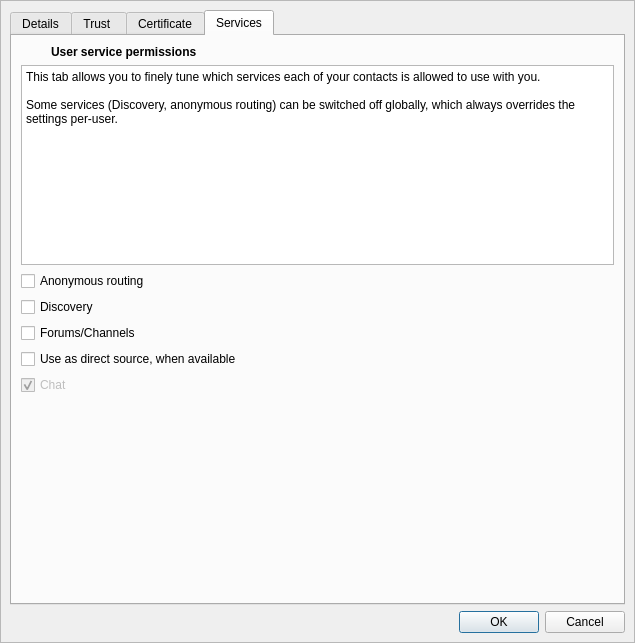
Before: the Qt Designer form retroshare-gui/src/gui/connect/ConfCertDialog.ui in RetroShare/RetroShare, drawn with Qt 5.
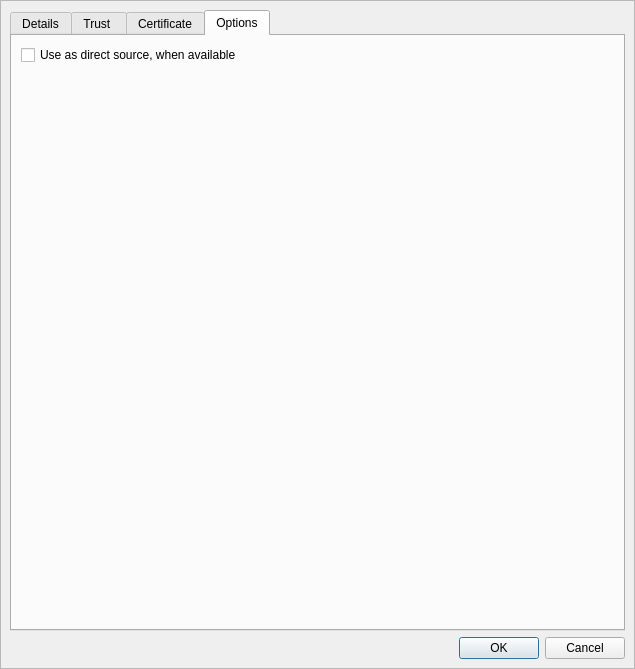
After: the same form once the commit is applied. The open tabs and pages were chosen to show the change. Icons and pictures are not drawn. Custom widgets are drawn as their Qt base class.

Commit message: removed all permission system. Kept the use-as-direct-source option.

```diff
--- a/retroshare-gui/src/gui/connect/ConfCertDialog.ui
+++ b/retroshare-gui/src/gui/connect/ConfCertDialog.ui
@@ -7,7 +7,7 @@
     <x>0</x>
     <y>0</y>
     <width>635</width>
-    <height>643</height>
+    <height>669</height>
    </rect>
   </property>
   <property name="windowTitle">
@@ -810,84 +810,23 @@
            <normaloff>:/images/admin-16.png</normaloff>:/images/admin-16.png</iconset>
          </attribute>
          <attribute name="title">
-          <string>Services</string>
+          <string>Options</string>
          </attribute>
          <layout class="QGridLayout" name="gridLayout">
-          <item row="0" column="0">
-           <widget class="QLabel" name="label_7">
-            <property name="maximumSize">
+          <item row="1" column="0" colspan="2">
+           <spacer name="verticalSpacer_4">
+            <property name="orientation">
+             <enum>Qt::Vertical</enum>
+            </property>
+            <property name="sizeHint" stdset="0">
              <size>
-              <width>24</width>
-              <height>24</height>
+              <width>20</width>
+              <height>196</height>
              </size>
             </property>
-            <property name="text">
-             <string/>
-            </property>
-            <property name="pixmap">
-             <pixmap resource="../images.qrc">:/images/admin-24.png</pixmap>
-            </property>
-           </widget>
+           </spacer>
           </item>
-          <item row="0" column="1">
-           <widget class="StyledLabel" name="servicePermissionsLabel">
-            <property name="font">
-             <font>
-              <weight>75</weight>
-              <bold>true</bold>
-             </font>
-            </property>
-            <property name="text">
-             <string>User service permissions</string>
-            </property>
-           </widget>
-          </item>
-          <item row="1" column="0" colspan="2">
-           <widget class="QPlainTextEdit" name="servicePermissionsInfoLabel">
-            <property name="readOnly">
-             <bool>true</bool>
-            </property>
-            <property name="plainText">
-             <string>This tab allows you to finely tune which services each of your contacts is allowed to use with you.
-
-Some services (Discovery, anonymous routing) can be switched off globally, which always overrides the settings per-user.</string>
-            </property>
-            <property name="overwriteMode">
-             <bool>false</bool>
-            </property>
-           </widget>
-          </item>
-          <item row="2" column="0" colspan="2">
-           <widget class="QCheckBox" name="_anonymous_routing_CB">
-            <property name="toolTip">
-             <string>&lt;html&gt;&lt;head/&gt;&lt;body&gt;&lt;p align=&quot;justify&quot;&gt;Disabling anonymous routing will suppress all sending/retrieval of tunnel and anonymous search requests from/to this user. This user will not be able to transfer anonymously through you.&lt;/p&gt;&lt;p align=&quot;justify&quot;&gt;For a global switch, go to the server configuration panel.&lt;/p&gt;&lt;/body&gt;&lt;/html&gt;</string>
-            </property>
-            <property name="text">
-             <string>Anonymous routing</string>
-            </property>
-           </widget>
-          </item>
-          <item row="3" column="0" colspan="2">
-           <widget class="QCheckBox" name="_discovery_CB">
-            <property name="toolTip">
-             <string>&lt;html&gt;&lt;head/&gt;&lt;body&gt;&lt;p align=&quot;justify&quot;&gt;Disabling discovery removes the sending of public keys of your own friends to this user. Discovery information from this friend will be dropped as well.&lt;/p&gt;&lt;p align=&quot;justify&quot;&gt;For a global switch, go to the server configuration panel.&lt;/p&gt;&lt;/body&gt;&lt;/html&gt;</string>
-            </property>
-            <property name="text">
-             <string>Discovery</string>
-            </property>
-           </widget>
-          </item>
-          <item row="4" column="0" colspan="2">
-           <widget class="QCheckBox" name="_forums_channels_CB">
-            <property name="toolTip">
-             <string>&lt;html&gt;&lt;head/&gt;&lt;body&gt;&lt;p align=&quot;justify&quot;&gt;Disabling this means that forums and channels posts will not be passed from you to this friend, and items coming from this friend will be dropped.&lt;/p&gt;&lt;/body&gt;&lt;/html&gt;</string>
-            </property>
-            <property name="text">
-             <string>Forums/Channels</string>
-            </property>
-           </widget>
-          </item>
-          <item row="5" column="0" colspan="2">
+          <item row="0" column="0" colspan="2">
            <widget class="QCheckBox" name="_direct_transfer_CB">
             <property name="toolTip">
              <string>&lt;html&gt;&lt;head/&gt;&lt;body&gt;&lt;p align=&quot;justify&quot;&gt;Retroshare periodically checks your friend lists for browsable files matching your transfers, to establish a direct transfer. In this case, your friend knows you're downloading the file.&lt;/p&gt;&lt;p align=&quot;justify&quot;&gt;To prevent this behavior for this friend only, uncheck this box. You can still perform a direct transfer if you explicitly ask for it, by e.g. downloading from your friend's file list. &lt;/p&gt;&lt;/body&gt;&lt;/html&gt;</string>
@@ -897,32 +836,6 @@
             </property>
            </widget>
           </item>
-          <item row="6" column="0" colspan="2">
-           <widget class="QCheckBox" name="_chat_CB">
-            <property name="enabled">
-             <bool>false</bool>
-            </property>
-            <property name="text">
-             <string>Chat</string>
-            </property>
-            <property name="checked">
-             <bool>true</bool>
-            </property>
-           </widget>
-          </item>
-          <item row="7" column="0" colspan="2">
-           <spacer name="verticalSpacer_4">
-            <property name="orientation">
-             <enum>Qt::Vertical</enum>
-            </property>
-            <property name="sizeHint" stdset="0">
-             <size>
-              <width>20</width>
-              <height>196</height>
-             </size>
-            </property>
-           </spacer>
-          </item>
          </layout>
         </widget>
        </widget>
@@ -939,11 +852,6 @@
    <header>gui/common/AvatarWidget.h</header>
    <container>1</container>
   </customwidget>
-  <customwidget>
-   <class>StyledLabel</class>
-   <extends>QLabel</extends>
-   <header>gui/common/StyledLabel.h</header>
-  </customwidget>
   <customwidget>
    <class>HeaderFrame</class>
    <extends>QFrame</extends>
```
Left out of the diff: 2 changed lines with no effect on the pictures. The commit also changes 7 other files.
